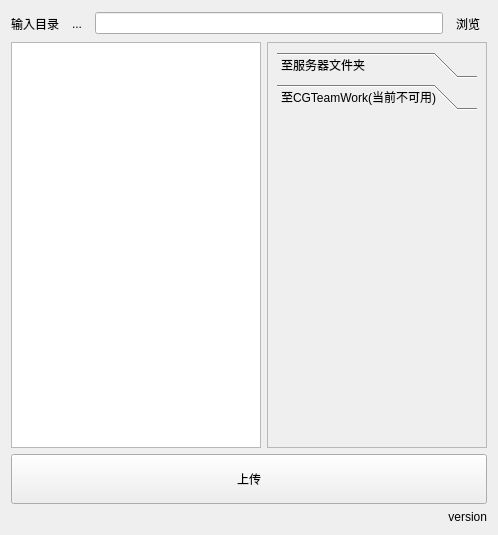
First picture: the form in lib/uploader.ui, repository WuLiFang/Nuke, before the edit.
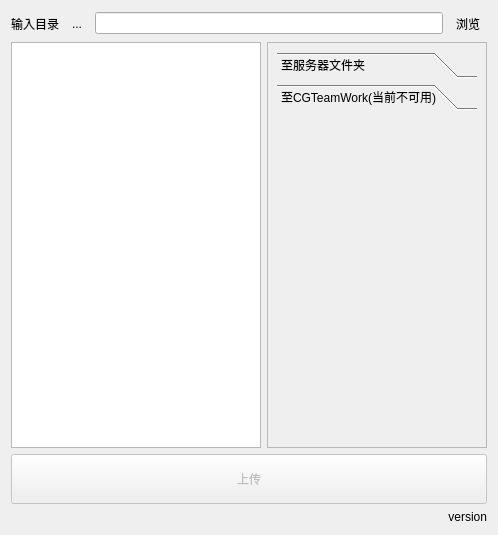
Second picture: the form after the edit. The open tabs and pages were chosen to show the change.

What changed in the file:
```diff
--- a/lib/uploader.ui
+++ b/lib/uploader.ui
@@ -298,6 +298,9 @@
    </item>
    <item>
     <widget class="QPushButton" name="syncButton">
+     <property name="enabled">
+      <bool>false</bool>
+     </property>
      <property name="sizePolicy">
       <sizepolicy hsizetype="MinimumExpanding" vsizetype="Fixed">
        <horstretch>0</horstretch>
```
Left out of the diff: 4 changed lines with no effect on the pictures.
